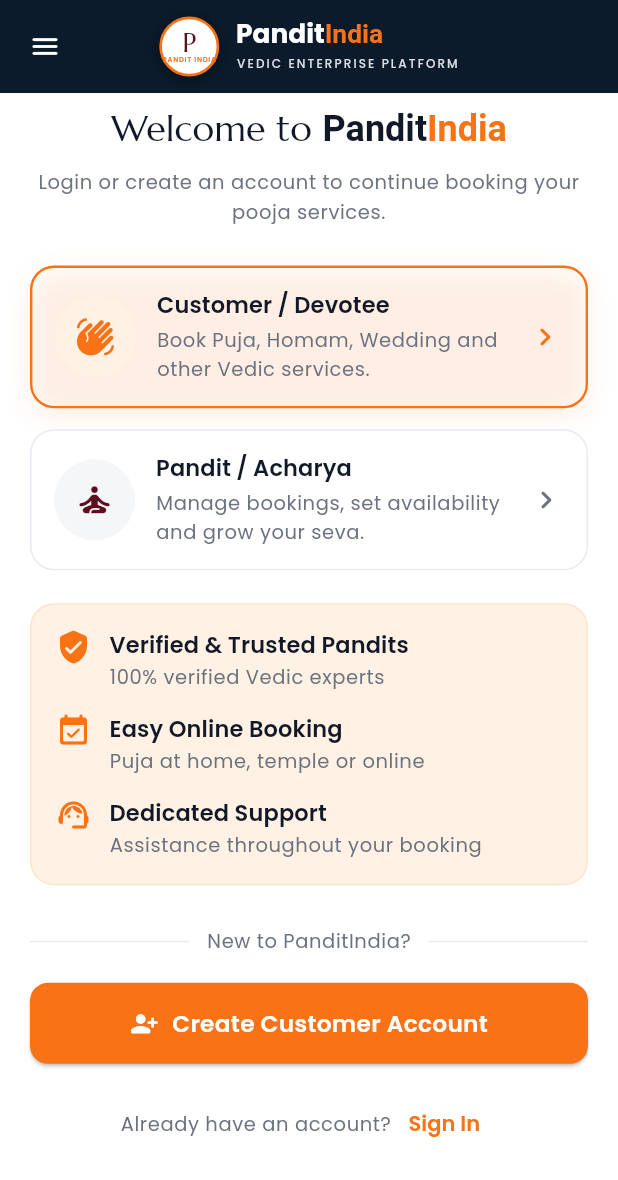
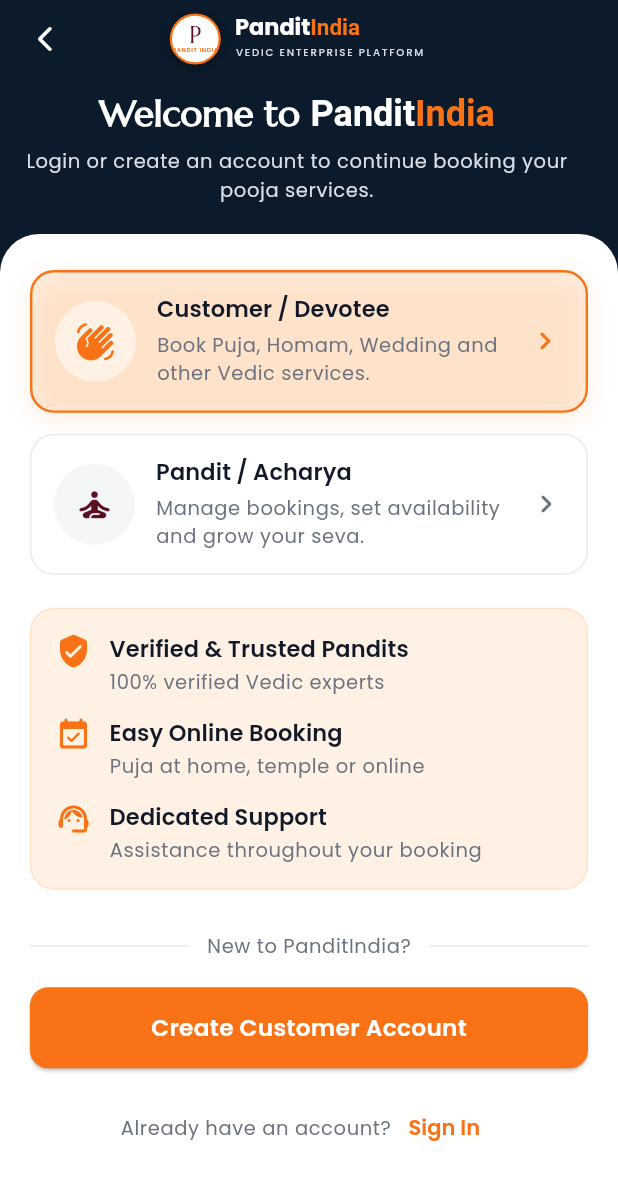
Before and after one commit to dasaradha631/panditindia-customer, a Flutter app: the screen it shows after launch, on a phone screen of 412 x 824 dp. Shown: the top 1180 px of the screen. Run offline on Flutter 3.47's test engine with Material 3 defaults, Android fonts, the phone set to English and light mode, and no system bars; our stand-ins replace dio, flutter_secure_storage, go_router.

Commit message:
Restyle welcome screen with navy auth hero

```diff
--- a/lib/core/widgets/auth_scaffold.dart
+++ b/lib/core/widgets/auth_scaffold.dart
@@ -9,16 +9,24 @@
 class AuthScaffold extends StatelessWidget {
   const AuthScaffold({
     super.key,
-    required this.title,
+    this.title,
+    this.titleWidget,
     required this.subtitle,
     required this.child,
     this.showBack = true,
-  });
+    this.showTagline = false,
+  }) : assert(title != null || titleWidget != null);
 
-  final String title;
+  /// Plain title text (ignored when [titleWidget] is provided).
+  final String? title;
+
+  /// Rich title slot, e.g. two-tone brand headings.
+  final Widget? titleWidget;
+
   final String subtitle;
   final Widget child;
   final bool showBack;
+  final bool showTagline;
 
   @override
   Widget build(BuildContext context) {
@@ -47,12 +55,12 @@
                         )
                       else
                         const SizedBox(width: 48, height: 48),
-                      const Expanded(
+                      Expanded(
                         child: Center(
                           child: BrandLockup(
                             size: 34,
                             onDark: true,
-                            showTagline: false,
+                            showTagline: showTagline,
                           ),
                         ),
                       ),
@@ -60,8 +68,9 @@
                     ],
                   ),
                   const SizedBox(height: 10),
+                  titleWidget ??
                       Text(
-                    title,
+                        title!,
                         textAlign: TextAlign.center,
                         style: theme.textTheme.headlineMedium?.copyWith(
                           color: AppColors.onDark,
--- a/lib/features/auth/login_type/login_type_screen.dart
+++ b/lib/features/auth/login_type/login_type_screen.dart
@@ -4,7 +4,7 @@
 import '../../../core/constants/app_colors.dart';
 import '../../../core/constants/app_strings.dart';
 import '../../../core/widgets/app_button.dart';
-import '../../../core/widgets/app_header.dart';
+import '../../../core/widgets/auth_scaffold.dart';
 
 /// Login type selection (mockup screen 2 - choose Customer or Pandit).
 class LoginTypeScreen extends StatelessWidget {
@@ -21,27 +21,23 @@
   @override
   Widget build(BuildContext context) {
     final ThemeData theme = Theme.of(context);
-    return Scaffold(
-      backgroundColor: AppColors.cream,
-      appBar: const AppHeader(showBack: false),
-      body: SafeArea(
-        top: false,
-        child: SingleChildScrollView(
-          padding: const EdgeInsets.fromLTRB(20, 8, 20, 28),
-          child: Column(
-            crossAxisAlignment: CrossAxisAlignment.stretch,
-            children: <Widget>[
-              RichText(
+    return AuthScaffold(
+      showBack: true,
+      showTagline: true,
+      titleWidget: RichText(
         textAlign: TextAlign.center,
         text: TextSpan(
-                  style: theme.textTheme.headlineMedium,
+          style: theme.textTheme.headlineMedium?.copyWith(
+            color: AppColors.onDark,
+            fontWeight: FontWeight.w700,
+          ),
           children: <TextSpan>[
             const TextSpan(text: AppStrings.welcomeTitle),
             const TextSpan(
               text: 'Pandit',
               style: TextStyle(fontWeight: FontWeight.w700),
             ),
-                    TextSpan(
+            const TextSpan(
               text: 'India',
               style: TextStyle(
                 fontWeight: FontWeight.w700,
@@ -51,13 +47,10 @@
           ],
         ),
       ),
-              const SizedBox(height: 10),
-              Text(
-                AppStrings.welcomeSubtitle,
-                textAlign: TextAlign.center,
-                style: theme.textTheme.bodySmall?.copyWith(height: 1.55),
-              ),
-              const SizedBox(height: 26),
+      subtitle: AppStrings.welcomeSubtitle,
+      child: Column(
+        crossAxisAlignment: CrossAxisAlignment.stretch,
+        children: <Widget>[
           _RoleCard(
             selected: true,
             icon: Icons.waving_hand_rounded,
@@ -124,7 +117,6 @@
           const SizedBox(height: 18),
           PrimaryButton(
             label: AppStrings.createCustomerAccount,
-                icon: Icons.person_add_alt_1_rounded,
             onPressed: () => context.go('/register'),
           ),
           const SizedBox(height: 16),
@@ -142,8 +134,6 @@
             ],
           ),
         ],
-          ),
-        ),
       ),
     );
   }
@@ -172,7 +162,7 @@
   Widget build(BuildContext context) {
     final ThemeData theme = Theme.of(context);
     return Material(
-      color: selected ? AppColors.surface : AppColors.surface,
+      color: selected ? AppColors.primarySoft : AppColors.surface,
       borderRadius: BorderRadius.circular(16),
       child: InkWell(
         borderRadius: BorderRadius.circular(16),
```
Lines whose indentation alone changed are shown as unchanged.
